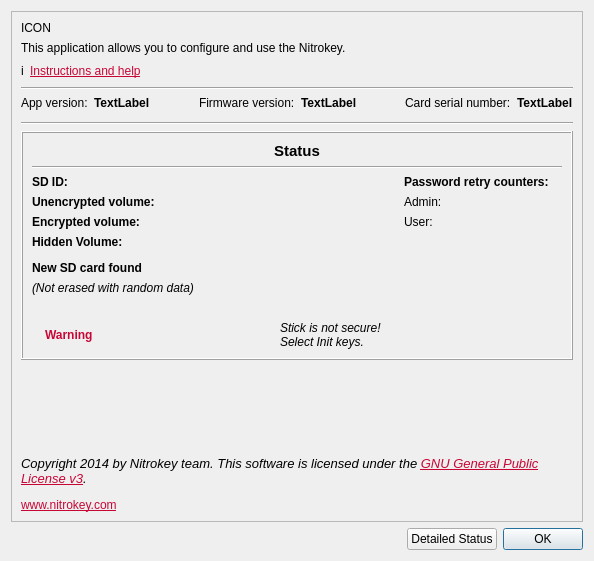
Qt form ui/aboutdialog.ui (Nitrokey/nitrokey-app) before a commit.
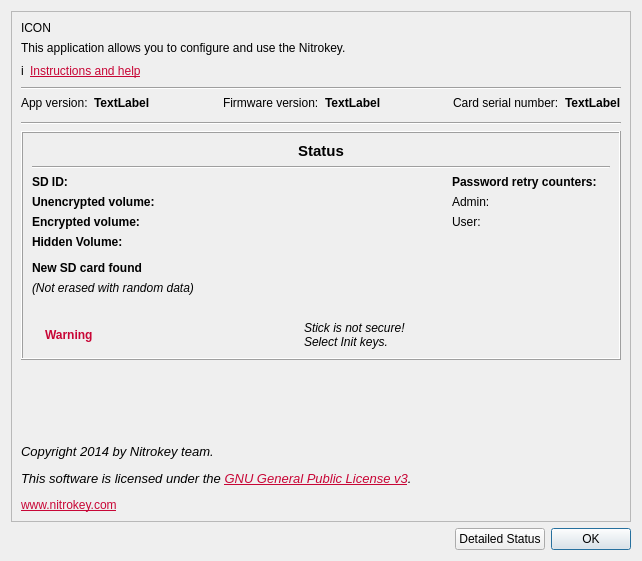
The same form after that commit. Icons and pictures are not drawn.

Commit message: -- indentation for a better readability -- adding Linux check if unlocked encrypted Volume is formatted or not -- corrected "Instructions and Help" Hyperlink in About Dialog.

```diff
--- a/ui/aboutdialog.ui
+++ b/ui/aboutdialog.ui
@@ -6,7 +6,7 @@
    <rect>
     <x>0</x>
     <y>0</y>
-    <width>594</width>
+    <width>642</width>
     <height>561</height>
    </rect>
   </property>
@@ -563,8 +563,7 @@
       <item>
        <widget class="QLabel" name="AboutLabel_2">
         <property name="text">
-         <string>&lt;html&gt;&lt;head/&gt;&lt;body&gt;&lt;p&gt;&lt;span style=&quot; font-size:10pt; font-style:italic;&quot;&gt;Copyright 2014 by Nitrokey team. This software is licensed under the &lt;/span&gt;&lt;a href=&quot;https://www.gnu.org/licenses/&quot;&gt;&lt;span style=&quot; font-size:10pt; font-style:italic; text-decoration: underline; color:#c80636;&quot;&gt;GNU General Public License v3&lt;/span&gt;&lt;/a&gt;&lt;span style=&quot; font-size:10pt; font-style:italic;&quot;&gt;.&lt;/span&gt;&lt;/p&gt;&lt;/body&gt;&lt;/html&gt;
-&lt;p&gt;&lt;a href=&quot;https://nitrokey.com&quot;&gt;&lt;span style=&quot; text-decoration: underline; color:#c80636;&quot;&gt;www.nitrokey.com&lt;/span&gt;&lt;/a&gt;&lt;/p&gt;</string>
+         <string>&lt;html&gt;&lt;head/&gt;&lt;body&gt;&lt;p&gt;&lt;span style=&quot; font-size:10pt; font-style:italic;&quot;&gt;Copyright 2014 by Nitrokey team. &lt;/span&gt;&lt;/p&gt;&lt;p&gt;&lt;span style=&quot; font-size:10pt; font-style:italic;&quot;&gt;This software is licensed under the &lt;/span&gt;&lt;a href=&quot;https://www.gnu.org/licenses/&quot;&gt;&lt;span style=&quot; font-size:10pt; font-style:italic; text-decoration: underline; color:#c80636;&quot;&gt;GNU General Public License v3&lt;/span&gt;&lt;/a&gt;&lt;span style=&quot; font-size:10pt; font-style:italic;&quot;&gt;.&lt;/span&gt;&lt;/p&gt;&lt;p&gt;&lt;a href=&quot;https://nitrokey.com&quot;&gt;&lt;span style=&quot; text-decoration: underline; color:#c80636;&quot;&gt;www.nitrokey.com&lt;/span&gt;&lt;/a&gt;&lt;/p&gt;&lt;/body&gt;&lt;/html&gt;</string>
         </property>
         <property name="alignment">
          <set>Qt::AlignLeading|Qt::AlignLeft|Qt::AlignTop</set>
```
Left out of the diff: 5 changed lines with no effect on the pictures. The commit also changes 5 other files.
